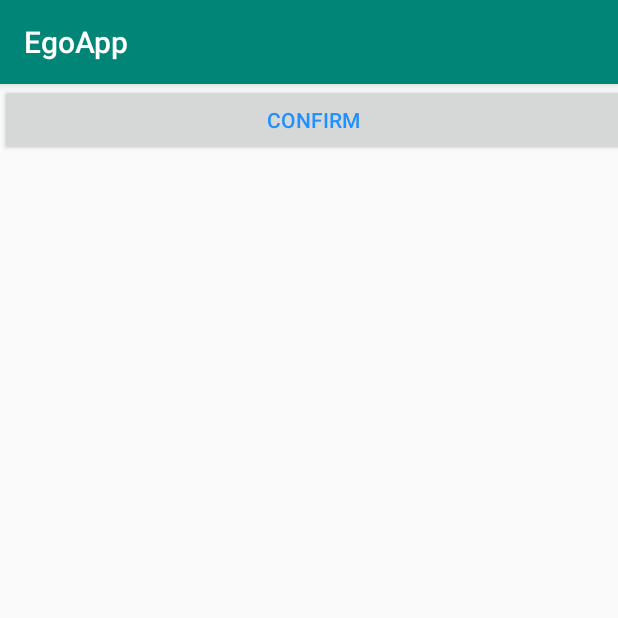
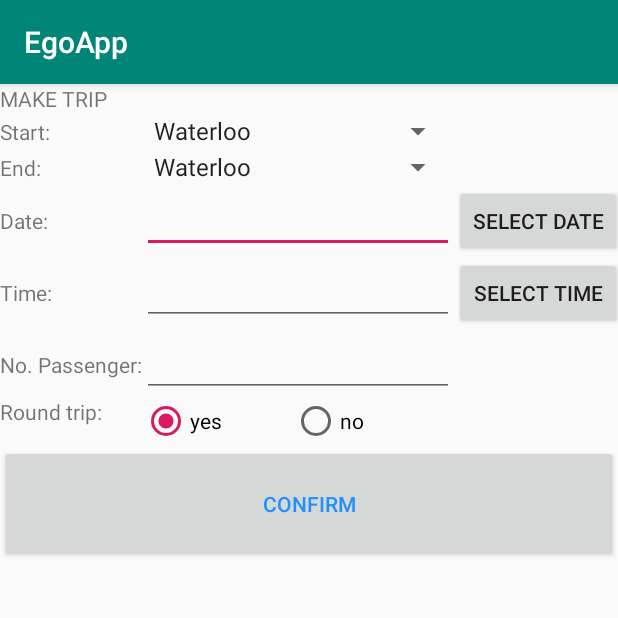
Before and after one commit to NhungLuong1009/EgoApp, an Android app: the MakeTrip screen opened directly, with no data from a screen before it, on a phone screen of 412 x 824 dp, the top half of it. Run offline under Robolectric (Android 15) with nearby library versions, the phone set to English and light mode, and no system bars.

Commit message:
"Finish make trip screen with updated global variable"

```diff
--- a/app/build.gradle
+++ b/app/build.gradle
@@ -24,6 +24,7 @@ dependencies {
     implementation 'androidx.appcompat:appcompat:1.0.2'
     implementation 'androidx.constraintlayout:constraintlayout:1.1.3'
     testImplementation 'junit:junit:4.12'
+
     androidTestImplementation 'androidx.test.ext:junit:1.1.0'
     androidTestImplementation 'androidx.test.espresso:espresso-core:3.1.1'
 }
--- a/app/src/main/java/com/example/egoapp/MakeTrip.java
+++ b/app/src/main/java/com/example/egoapp/MakeTrip.java
@@ -1,33 +1,156 @@
 package com.example.egoapp;
 
+import android.app.Notification;
+import android.app.TimePickerDialog;
 import android.content.Intent;
 import android.os.Bundle;
 import android.view.View;
+import android.widget.ArrayAdapter;
 import android.widget.Button;
+import android.widget.DatePicker;
+import android.widget.RadioGroup;
+import android.widget.Spinner;
+import android.widget.TextView;
+import android.widget.TimePicker;
 import android.widget.Toast;
-
+import android.app.DatePickerDialog;
+import android.text.InputType;
+import android.widget.EditText;
+import java.util.Calendar;
 import androidx.appcompat.app.AppCompatActivity;
 
+
+
 public class MakeTrip  extends AppCompatActivity
+    implements View.OnClickListener
 {
+
+    Button btnDatePicker, btnTimePicker;
+    EditText txtDate, txtTime;
+    private int mYear, mMonth, mDay, mHour, mMinute;
+
 
     @Override
     protected void onCreate(Bundle savedInstanceState) {
         super.onCreate(savedInstanceState);
         setContentView(R.layout.make_trip);
 
-        Toast myToast = Toast.makeText(getApplicationContext(), "we are in layout 2 and the new value is " + ShareData.something + " and " + ShareData.something2, Toast.LENGTH_SHORT);
-        myToast.show();
+//        Toast myToast = Toast.makeText(getApplicationContext(), "we are in layout 2 and the new value is " + ShareData.something + " and " + ShareData.something2, Toast.LENGTH_SHORT);
+//        myToast.show();
 
+        // Start city spinner
+        final Spinner spinner1 = (Spinner) findViewById(R.id.listStartCity);
+        // Create an ArrayAdapter using the string array and a default spinner layout
+        ArrayAdapter<CharSequence> adapter1 = ArrayAdapter.createFromResource(this,
+                R.array.Cities, android.R.layout.simple_spinner_item);
+        // Specify the layout to use when the list of choices appears
+        adapter1.setDropDownViewResource(android.R.layout.simple_spinner_dropdown_item);
+        // Apply the adapter to the spinner
+        spinner1.setAdapter(adapter1);
+
+
+        // End city spinner
+        final Spinner spinner2 = (Spinner) findViewById(R.id.listEndCity);
+        // Create an ArrayAdapter using the string array and a default spinner layout
+        ArrayAdapter<CharSequence> adapter2 = ArrayAdapter.createFromResource(this,
+                R.array.Cities, android.R.layout.simple_spinner_item);
+        // Specify the layout to use when the list of choices appears
+        adapter2.setDropDownViewResource(android.R.layout.simple_spinner_dropdown_item);
+        // Apply the adapter to the spinner
+        spinner2.setAdapter(adapter2);
+
+
+        // Make trip button
         Button myBtn = findViewById(R.id.makeTripBtn);
         myBtn.setOnClickListener(new View.OnClickListener() {
 
             @Override
             public void onClick(View v) {
 
+                EditText selectedDate = findViewById(R.id.in_date);
+                EditText selectedTime = findViewById(R.id.in_time);
+                EditText selectedNumberOfPassenger = findViewById(R.id.passenger_edittext);
+                RadioGroup selectedRoundtripButton = findViewById(R.id.roundtrip_radioGroup);
+
+
+                ShareData.tripSelectedStartCity = spinner1.getSelectedItem().toString();
+                ShareData.tripSelectedEndCity = spinner2.getSelectedItem().toString();
+
+                ShareData.tripSelectedDate = selectedDate.getText().toString();
+                ShareData.tripSelectedTime = selectedTime.getText().toString();
+
+                ShareData.tripNumberOfPassenger = selectedNumberOfPassenger.getText().toString();
+                int selectedButtonId = selectedRoundtripButton.getCheckedRadioButtonId();
+                if(selectedButtonId == 0)
+                {
+                    ShareData.tripSelectedRoundTripOption = true;
+                }
+                else
+                {
+                    ShareData.tripSelectedRoundTripOption = false;
+                }
+
+
                 Intent myIntent = new Intent(MakeTrip.this, DisplayTrip.class);
                 startActivity(myIntent);
             }
         });
+
+
+        btnDatePicker=(Button)findViewById(R.id.btn_date);
+        btnTimePicker=(Button)findViewById(R.id.btn_time);
+        txtDate=(EditText)findViewById(R.id.in_date);
+        txtTime=(EditText)findViewById(R.id.in_time);
+
+        btnDatePicker.setOnClickListener(this);
+        btnTimePicker.setOnClickListener(this);
     }
+
+
+    @Override
+    public void onClick(View v) {
+        if (v == btnDatePicker) {
+
+            // Get Current Date
+            final Calendar c = Calendar.getInstance();
+            mYear = c.get(Calendar.YEAR);
+            mMonth = c.get(Calendar.MONTH);
+            mDay = c.get(Calendar.DAY_OF_MONTH);
+
+
+            DatePickerDialog datePickerDialog = new DatePickerDialog(this,
+                    new DatePickerDialog.OnDateSetListener() {
+
+                        @Override
+                        public void onDateSet(DatePicker view, int year,
+                                              int monthOfYear, int dayOfMonth) {
+
+                            txtDate.setText(dayOfMonth + "-" + (monthOfYear + 1) + "-" + year);
+
+                        }
+                    }, mYear, mMonth, mDay);
+            datePickerDialog.show();
+        }
+        if (v == btnTimePicker) {
+
+            // Get Current Time
+            final Calendar c = Calendar.getInstance();
+            mHour = c.get(Calendar.HOUR_OF_DAY);
+            mMinute = c.get(Calendar.MINUTE);
+
+            // Launch Time Picker Dialog
+            TimePickerDialog timePickerDialog = new TimePickerDialog(this,
+                    new TimePickerDialog.OnTimeSetListener() {
+
+                        @Override
+                        public void onTimeSet(TimePicker view, int hourOfDay,
+                                              int minute) {
+
+                            txtTime.setText(hourOfDay + ":" + minute);
+                        }
+                    }, mHour, mMinute, false);
+            timePickerDialog.show();
+        }
+    }
+
 }
--- a/app/src/main/java/com/example/egoapp/ShareData.java
+++ b/app/src/main/java/com/example/egoapp/ShareData.java
@@ -4,4 +4,12 @@ public class ShareData {
 
     public static String something = "";
     public static String something2 = "";
+
+    // Make trip global variables
+    public static String tripSelectedDate = "";
+    public static String tripSelectedTime = "";
+    public static String tripSelectedStartCity = "";
+    public static String tripSelectedEndCity = "";
+    public static String tripNumberOfPassenger = "";
+    public static Boolean tripSelectedRoundTripOption = false;
 }
--- a/app/src/main/res/layout/make_trip.xml
+++ b/app/src/main/res/layout/make_trip.xml
@@ -1,25 +1,137 @@
 <?xml version="1.0" encoding="utf-8"?>
 <androidx.constraintlayout.widget.ConstraintLayout xmlns:android="http://schemas.android.com/apk/res/android"
-    xmlns:app="http://schemas.android.com/apk/res-auto"
     xmlns:tools="http://schemas.android.com/tools"
     android:layout_width="match_parent"
     android:layout_height="match_parent"
     tools:context=".MakeTrip">
 
-    <LinearLayout
-        android:layout_width="418dp"
-        android:layout_height="725dp"
-        android:orientation="vertical"
-        app:layout_constraintStart_toStartOf="parent"
-        tools:layout_editor_absoluteY="7dp">
+
+    <TableLayout
+        android:layout_width="match_parent"
+        android:layout_height="match_parent"
+        android:stretchColumns="2"
+        tools:layout_editor_absoluteX="0dp"
+        tools:layout_editor_absoluteY="-82dp">
+
+        <TableRow>
+            <TextView
+                android:inputType="textPersonName"
+                android:text="MAKE TRIP" />
+
+        </TableRow>
+
+        <TableRow>
+            <TextView
+                android:id="@+id/startCity"
+                android:inputType="textPersonName"
+                android:text="Start:" />
+
+            <Spinner
+                android:id="@+id/listStartCity"
+                 />
+        </TableRow>
+
+        <TableRow>
+            <TextView
+                android:id="@+id/endCity"
+                android:inputType="textPersonName"
+                android:text="End:" />
+
+            <Spinner
+                android:id="@+id/listEndCity"
+                 />
+        </TableRow>
+
+        <TableRow android:layout_width="match_parent">
+
+            <TextView
+                android:id="@+id/in_date_textview"
+                android:layout_width="wrap_content"
+                android:inputType="textPersonName"
+                android:text="Date:" />
+
+            <EditText
+                android:id="@+id/in_date"
+                android:layout_width="208dp" />
+
+            <Button
+                android:text="SELECT DATE"
+                android:id="@+id/btn_date" />
+
+        </TableRow>
+
+        <TableRow android:layout_width="match_parent">
+
+            <TextView
+                android:id="@+id/in_time_textview"
+                android:layout_width="wrap_content"
+                android:inputType="textPersonName"
+                android:text="Time:" />
+
+            <EditText
+                android:id="@+id/in_time"
+                android:layout_width="208dp" />
+
+            <Button
+                android:text="SELECT TIME"
+                android:id="@+id/btn_time" />
+
+        </TableRow>
+
+        <TableRow android:layout_width="match_parent">
+
+            <TextView
+                android:id="@+id/passenger_textview"
+                android:layout_width="wrap_content"
+                android:inputType="textPersonName"
+                android:text="No. Passenger:" />
+
+            <EditText
+                android:id="@+id/passenger_edittext"
+                android:layout_width="208dp" />
+
+
+        </TableRow>
+
+        <TableRow android:layout_width="match_parent">
+
+            <TextView
+                android:id="@+id/roundtrip_textview"
+                android:layout_width="wrap_content"
+                android:inputType="textPersonName"
+                android:text="Round trip:" />
+            <RadioGroup
+                android:id="@+id/roundtrip_radioGroup"
+                android:layout_width="wrap_content"
+                android:layout_height="wrap_content"
+                android:orientation="horizontal">
+
+                <RadioButton
+                    android:id="@+id/radioYes"
+                    android:layout_width="100dp"
+                    android:layout_height="wrap_content"
+                    android:text="yes"
+                    android:checked="true" />
+
+                <RadioButton
+                    android:id="@+id/radioNo"
+                    android:layout_width="100dp"
+                    android:layout_height="wrap_content"
+                    android:text="no" />
+
+            </RadioGroup>
+
+
+
+        </TableRow>
+
 
         <Button
             android:id="@+id/makeTripBtn"
             android:layout_width="match_parent"
-            android:layout_height="wrap_content"
-            android:textColor="@color/dodgerblue"
-            android:text="Confirm" />
-
-    </LinearLayout>
+            android:layout_height="78dp"
+            android:text="Confirm"
+            android:textColor="@color/dodgerblue" />
+    </TableLayout>
 
 </androidx.constraintlayout.widget.ConstraintLayout>
--- a/app/src/main/res/values/strings.xml
+++ b/app/src/main/res/values/strings.xml
@@ -1,3 +1,16 @@
 <resources>
     <string name="app_name">EgoApp</string>
+
+    <string name="selectedCity">Selected city:</string>
+
+<string-array name="Cities">
+    <item>Waterloo</item>
+    <item>Kitchener</item>
+    <item>Cambridge</item>
+    <item>Mississauga</item>
+    <item>Hamilton</item>
+    <item>Toronto</item>
+    <item>Kingston</item>
+    <item>Ottawa</item>
+</string-array>
 </resources>
```
